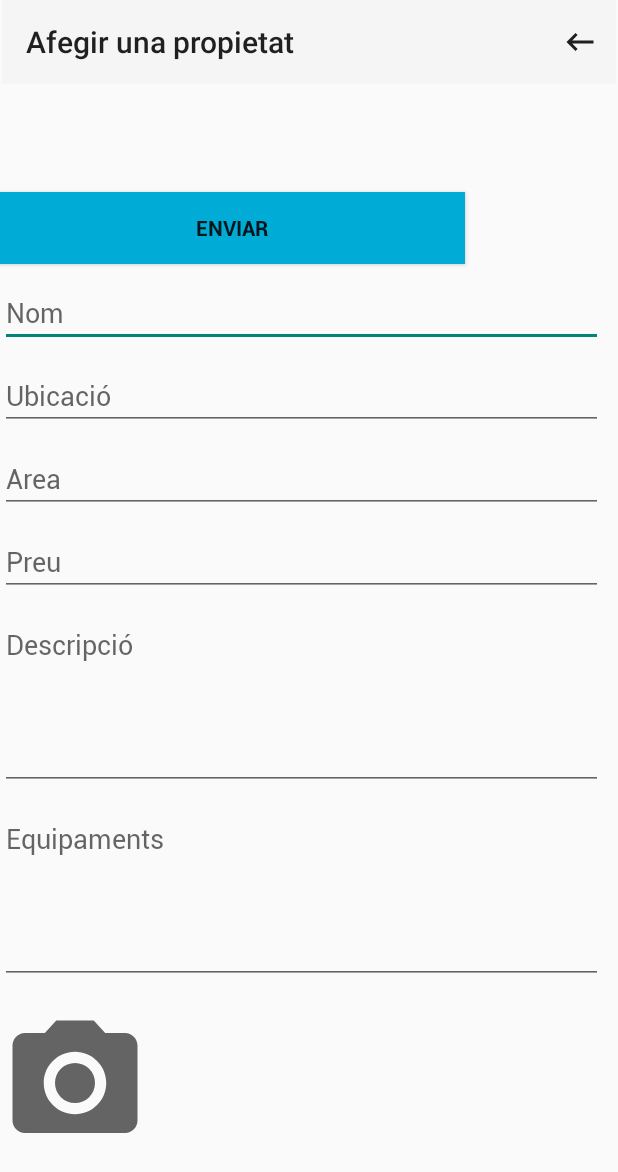
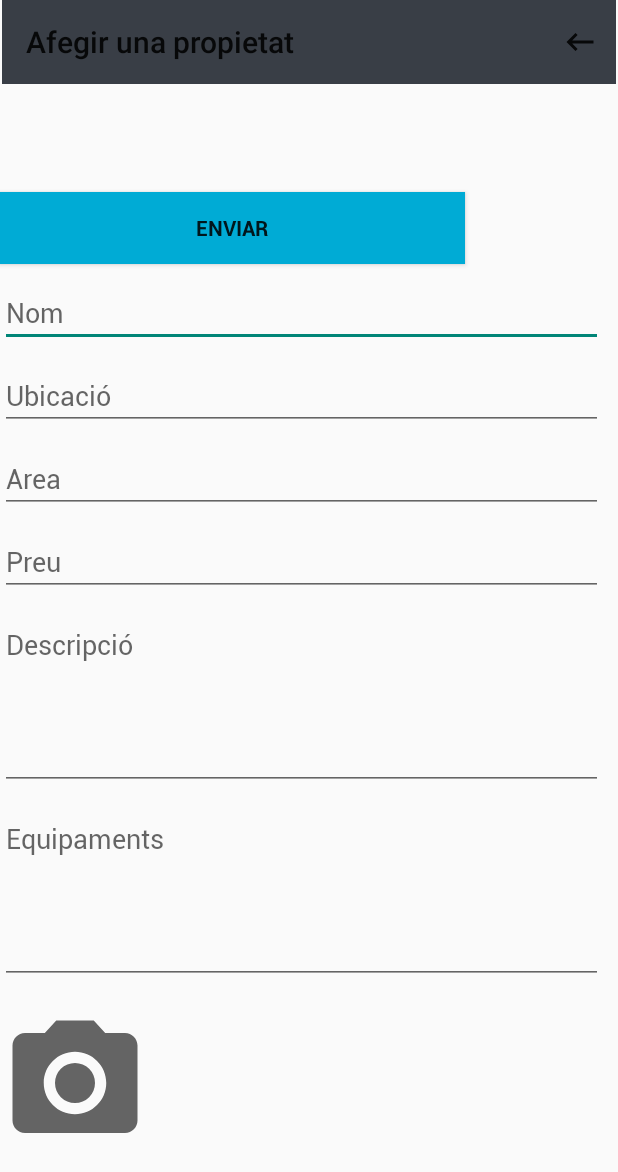
Before and after one commit to oriolvinals/Immobiliaria, an Android app: the FormPropietat screen opened directly, with no data from a screen before it, on a phone screen of 412 x 824 dp. Shown: the top 1172 px of the screen. Run offline under Robolectric (Android 15) with nearby library versions, the phone set to English and light mode, and no system bars; our stand-ins replace Firebase (no records; nobody signed in at launch, a user with empty details on screens opened directly).

Commit message:
Toolbar color

```diff
--- a/app/src/main/res/layout/activity_edit_propietat.xml
+++ b/app/src/main/res/layout/activity_edit_propietat.xml
@@ -10,7 +10,7 @@
         android:id="@+id/toolbar"
         android:layout_width="409dp"
         android:layout_height="wrap_content"
-        android:background="?attr/colorPrimary"
+        android:background="@color/colorDark"
         android:minHeight="?attr/actionBarSize"
         android:theme="?attr/actionBarTheme"
         app:layout_constraintEnd_toEndOf="parent"
--- a/app/src/main/res/layout/activity_form_propietat.xml
+++ b/app/src/main/res/layout/activity_form_propietat.xml
@@ -22,7 +22,7 @@
         android:id="@+id/toolbar"
         android:layout_width="409dp"
         android:layout_height="wrap_content"
-        android:background="?attr/colorPrimary"
+        android:background="@color/colorLight"
         android:minHeight="?attr/actionBarSize"
         android:theme="?attr/actionBarTheme"
         app:layout_constraintEnd_toEndOf="parent"
--- a/app/src/main/res/layout/activity_info_propietat.xml
+++ b/app/src/main/res/layout/activity_info_propietat.xml
@@ -10,7 +10,7 @@
         android:id="@+id/toolbar"
         android:layout_width="409dp"
         android:layout_height="wrap_content"
-        android:background="?attr/colorPrimary"
+        android:background="@color/colorLight"
         android:minHeight="?attr/actionBarSize"
         android:theme="?attr/actionBarTheme"
         app:layout_constraintEnd_toEndOf="parent"
--- a/app/src/main/res/layout/activity_list_preferits.xml
+++ b/app/src/main/res/layout/activity_list_preferits.xml
@@ -10,7 +10,7 @@
         android:id="@+id/toolbar"
         android:layout_width="match_parent"
         android:layout_height="wrap_content"
-        android:background="?attr/colorPrimary"
+        android:background="@color/colorLight"
         android:minHeight="?attr/actionBarSize"
         android:theme="?attr/actionBarTheme"
         app:layout_constraintEnd_toEndOf="parent"
--- a/app/src/main/res/layout/activity_list_propietats_usuari.xml
+++ b/app/src/main/res/layout/activity_list_propietats_usuari.xml
@@ -10,7 +10,7 @@
         android:id="@+id/toolbar"
         android:layout_width="match_parent"
         android:layout_height="wrap_content"
-        android:background="?attr/colorPrimary"
+        android:background="@color/colorDark"
         android:minHeight="?attr/actionBarSize"
         android:theme="?attr/actionBarTheme"
         app:layout_constraintEnd_toEndOf="parent"
--- a/app/src/main/res/layout/activity_login.xml
+++ b/app/src/main/res/layout/activity_login.xml
@@ -10,7 +10,7 @@
         android:id="@+id/toolbar"
         android:layout_width="409dp"
         android:layout_height="wrap_content"
-        android:background="?attr/colorPrimary"
+        android:background="@color/colorLight"
         android:minHeight="?attr/actionBarSize"
         android:theme="?attr/actionBarTheme"
         app:layout_constraintEnd_toEndOf="parent"
--- a/app/src/main/res/layout/activity_register.xml
+++ b/app/src/main/res/layout/activity_register.xml
@@ -10,7 +10,7 @@
         android:id="@+id/toolbar"
         android:layout_width="409dp"
         android:layout_height="wrap_content"
-        android:background="?attr/colorPrimary"
+        android:background="@color/colorLight"
         android:minHeight="?attr/actionBarSize"
         android:theme="?attr/actionBarTheme"
         app:layout_constraintEnd_toEndOf="parent"
--- a/app/src/main/res/layout/activity_user_info.xml
+++ b/app/src/main/res/layout/activity_user_info.xml
@@ -10,7 +10,7 @@
         android:id="@+id/toolbar"
         android:layout_width="409dp"
         android:layout_height="wrap_content"
-        android:background="?attr/colorPrimary"
+        android:background="@color/colorLight"
         android:minHeight="?attr/actionBarSize"
         android:theme="?attr/actionBarTheme"
         app:layout_constraintEnd_toEndOf="parent"
```
